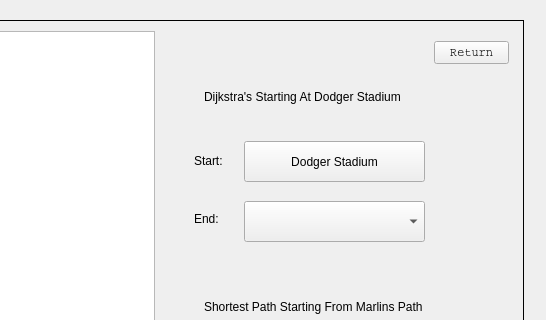
Qt form CS1D_Project_2/mainwindow.ui (hicholasnu/Take-Me-Out-To-The-Ballgame) before a commit; both pictures show x 257 to 803 and y 0 to 320 of the 803 by 602 pixel window.
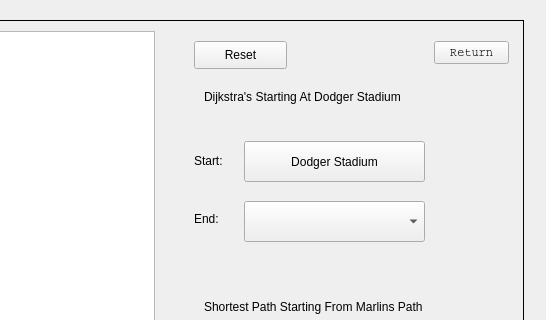
The same form after that commit. The open tabs and pages were chosen to show the change.

Patch:
```diff
--- a/CS1D_Project_2/mainwindow.ui
+++ b/CS1D_Project_2/mainwindow.ui
@@ -984,6 +984,19 @@
        <string>Purchase souvenirs</string>
       </property>
      </widget>
+     <widget class="QPushButton" name="pushButtonResetShortestTrip">
+      <property name="geometry">
+       <rect>
+        <x>430</x>
+        <y>20</y>
+        <width>93</width>
+        <height>28</height>
+       </rect>
+      </property>
+      <property name="text">
+       <string>Reset</string>
+      </property>
+     </widget>
     </widget>
     <widget class="QWidget" name="CustomTripScreen">
      <widget class="QPushButton" name="pushButtonReturnFromCustomTripScreen">
```
Left out of the diff: 2 changed lines with no effect on the pictures.
